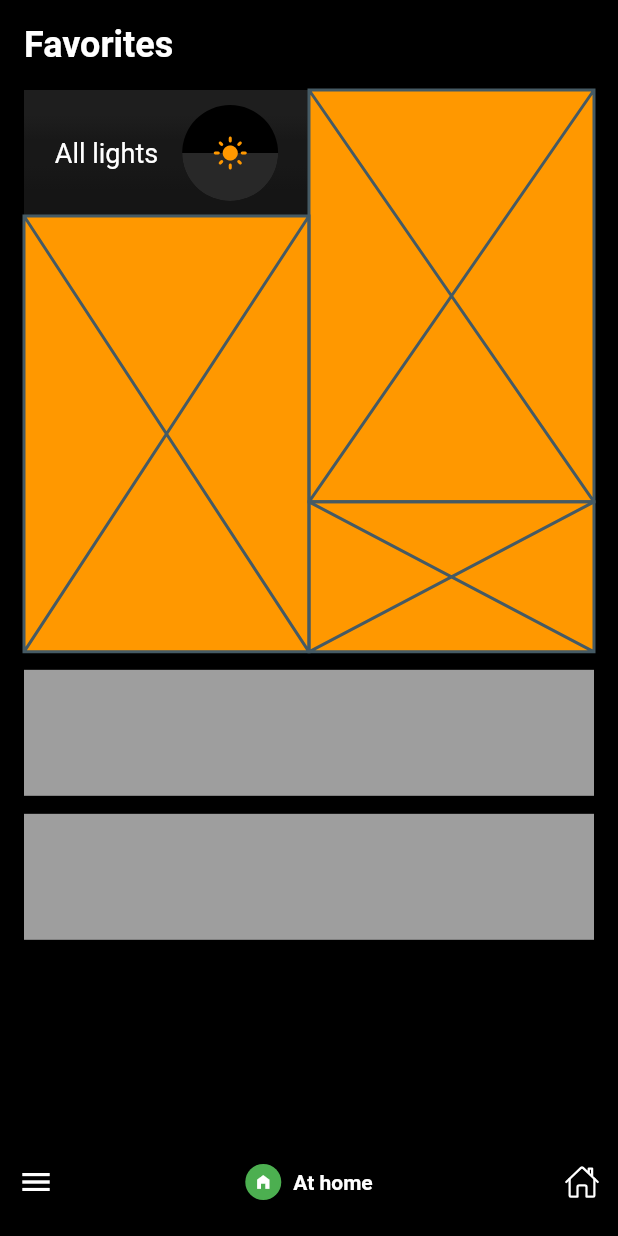
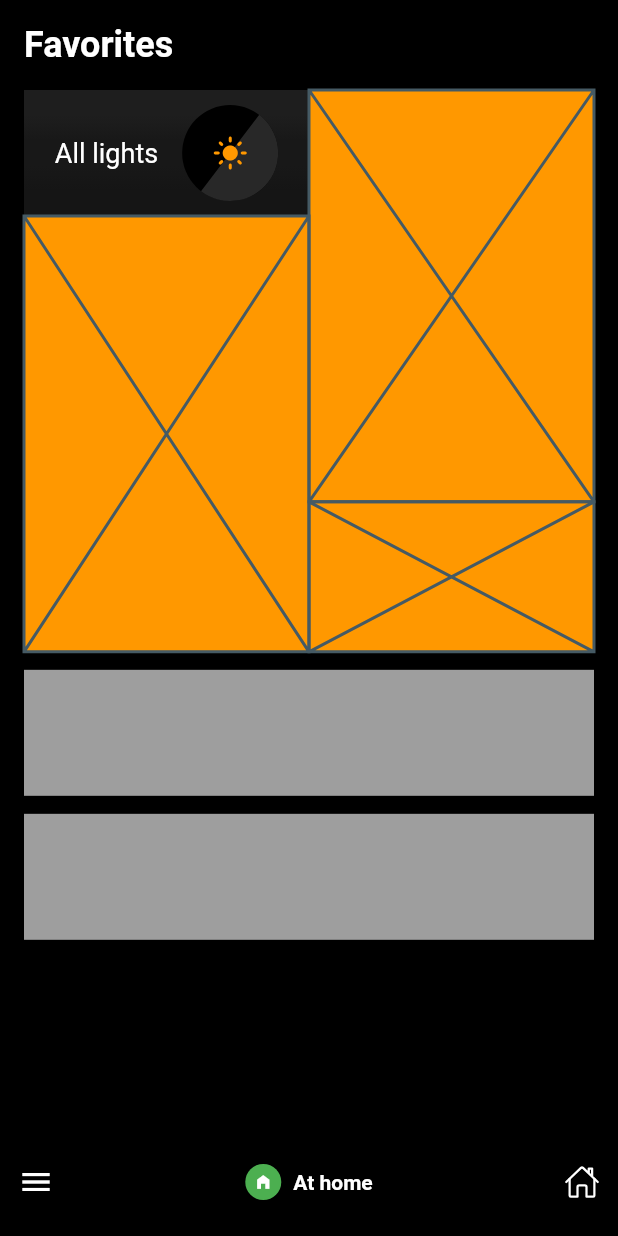
Before and after one commit to JAICHANGPARK/flutter_notebook_chapter_24, a Flutter app: the HomeAssistantMainPage screen opened directly, on a phone screen of 412 x 824 dp. Run offline on Flutter 3.47's test engine with Material 2 defaults, Android fonts, the phone set to English and light mode, and no system bars; our stand-ins replace flutter_riverpod, freezed_annotation, ionicons; missing offline and left inert: crypto_font_icons.

Commit message:
Update home_assistant_main_page.dart

```diff
--- a/lib/ep1361_home_assistant_app/view/home_assistant_main_page.dart
+++ b/lib/ep1361_home_assistant_app/view/home_assistant_main_page.dart
@@ -1,3 +1,5 @@
+import 'dart:math';
+
 import 'package:flutter/material.dart';
 import 'package:ionicons/ionicons.dart';
 
@@ -72,7 +74,9 @@ class _HomeAssistantMainPageState extends State<HomeAssistantMainPage> {
                                   ),
                                   child: Stack(
                                     children: [
-                                      Column(
+                                      Transform.rotate(
+                                        angle: 24 * (180 / pi),
+                                        child: Column(
                                           children: [
                                             Expanded(child: Container()),
                                             Expanded(
@@ -82,12 +86,14 @@ class _HomeAssistantMainPageState extends State<HomeAssistantMainPage> {
                                                   borderRadius: BorderRadius.only(
                                                     bottomRight: Radius.circular(36),
                                                     bottomLeft: Radius.circular(36),
-                                                  )),
+                                                  ),
+                                                ),
                                               ),
                                             ),
                                           ],
                                         ),
-                                      Center(
+                                      ),
+                                      const Center(
                                         child: Icon(
                                           Icons.light_mode,
                                           color: Colors.orange,
```
Lines whose indentation alone changed are shown as unchanged.
